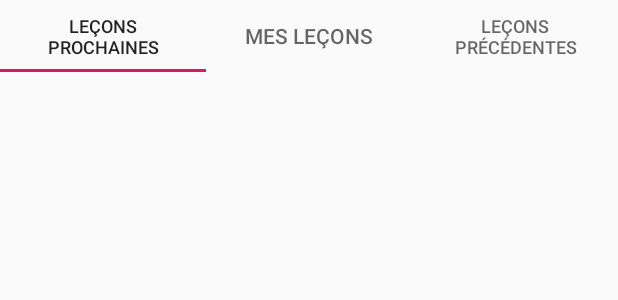
After one commit to RomaneB/DTRQAndroid, an Android app: the layout fragment_driving_lessons_tabs.xml on its own in the app's theme, with its tools: preview values and no code run, on a phone screen of 412 x 824 dp. The commit adds this screen. Shown: the top 300 px of the screen. Run offline under Robolectric (Android 15) with nearby library versions, the phone set to English and light mode, and no system bars.

Commit message:
Navigation from "Home" to "Driving Lessons Tabs" and main menu.
Navigate from Home to Driving Lessons Tabs with a button in the main menu.

```diff
--- /dev/null
+++ b/app/src/main/res/layout/fragment_driving_lessons_tabs.xml
@@ -0,0 +1,46 @@
+<?xml version="1.0" encoding="utf-8"?>
+<FrameLayout xmlns:android="http://schemas.android.com/apk/res/android"
+    xmlns:app="http://schemas.android.com/apk/res-auto"
+    xmlns:tools="http://schemas.android.com/tools"
+    android:layout_width="match_parent"
+    android:layout_height="match_parent"
+    tools:context=".drivingLessons.DrivingLessonsTabsFragment">
+
+    <androidx.constraintlayout.widget.ConstraintLayout
+        android:layout_width="match_parent"
+        android:layout_height="match_parent">
+
+        <androidx.constraintlayout.widget.ConstraintLayout
+            android:layout_width="wrap_content"
+            android:layout_height="0dp"
+            app:layout_constraintBottom_toBottomOf="parent"
+            app:layout_constraintEnd_toEndOf="parent"
+            app:layout_constraintStart_toStartOf="parent"
+            app:layout_constraintTop_toBottomOf="@+id/tabLayout"/>
+
+        <com.google.android.material.tabs.TabLayout
+            android:id="@+id/tabLayout"
+            android:layout_width="match_parent"
+            android:layout_height="wrap_content"
+            app:layout_constraintEnd_toEndOf="parent"
+            app:layout_constraintStart_toStartOf="parent"
+            app:layout_constraintTop_toTopOf="parent">
+
+            <com.google.android.material.tabs.TabItem
+                android:layout_width="wrap_content"
+                android:layout_height="wrap_content"
+                android:text="@string/driving_lessons_tabs_title_lecons_prochaines" />
+
+            <com.google.android.material.tabs.TabItem
+                android:layout_width="wrap_content"
+                android:layout_height="wrap_content"
+                android:text="@string/driving_lessons_tabs_title_mes_lecons" />
+
+            <com.google.android.material.tabs.TabItem
+                android:layout_width="wrap_content"
+                android:layout_height="wrap_content"
+                android:text="@string/driving_lessons_tabs_title_lecons_precedentes" />
+        </com.google.android.material.tabs.TabLayout>
+    </androidx.constraintlayout.widget.ConstraintLayout>
+
+</FrameLayout>
--- a/app/src/main/res/values/strings.xml
+++ b/app/src/main/res/values/strings.xml
@@ -3,4 +3,7 @@
 
     <!-- TODO: Remove or change this placeholder text -->
     <string name="hello_blank_fragment">Hello blank fragment</string>
+    <string name="driving_lessons_tabs_title_lecons_prochaines">Leçons prochaines</string>
+    <string name="driving_lessons_tabs_title_mes_lecons">Mes leçons</string>
+    <string name="driving_lessons_tabs_title_lecons_precedentes">Leçons précédentes</string>
 </resources>
```
Also changed, not shown: app/src/main/java/org/diiage/dtrqandroid/MainActivity.java (+25 -17 lines), app/src/main/java/org/diiage/dtrqandroid/drivingLessons/DrivingLessonsTabsFragment.java (added, +37 -0 lines), app/src/main/java/org/diiage/dtrqandroid/home/HomeFragment.java (added, +50 -0 lines), app/src/main/res/layout/fragment_home.xml (added, +8 -0 lines), app/src/main/res/menu/main_menu.xml (added, +10 -0 lines), app/src/main/res/navigation/nav_graph.xml (+14 -5 lines).
